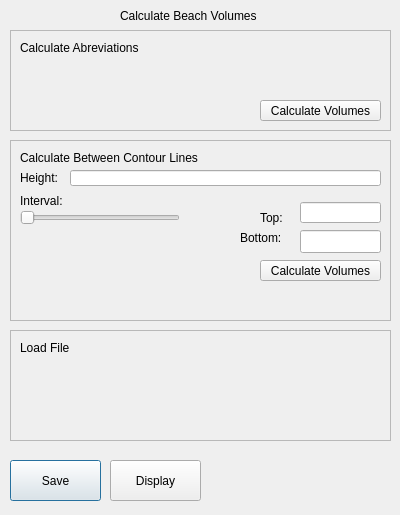
Old version of the form plugins/qCMAT/ui/ccVolumeTool.ui in the repository SuzanaLucia/qCMAT.
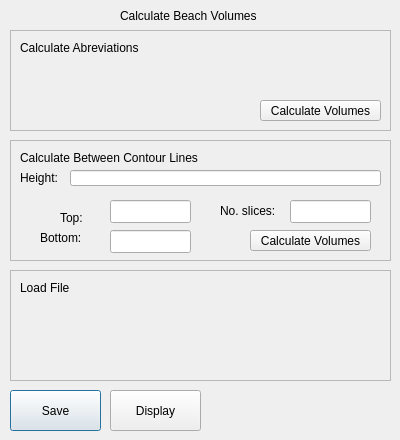
New version of the form.

What changed in the file:
```diff
--- a/plugins/qCMAT/ui/ccVolumeTool.ui
+++ b/plugins/qCMAT/ui/ccVolumeTool.ui
@@ -7,7 +7,7 @@
     <x>0</x>
     <y>0</y>
     <width>400</width>
-    <height>515</height>
+    <height>440</height>
    </rect>
   </property>
   <property name="windowTitle">
@@ -17,7 +17,7 @@
    <property name="geometry">
     <rect>
      <x>10</x>
-     <y>460</y>
+     <y>390</y>
      <width>91</width>
      <height>41</height>
     </rect>
@@ -30,7 +30,7 @@
    <property name="geometry">
     <rect>
      <x>110</x>
-     <y>460</y>
+     <y>390</y>
      <width>91</width>
      <height>41</height>
     </rect>
@@ -112,7 +112,7 @@
      <x>10</x>
      <y>140</y>
      <width>381</width>
-     <height>181</height>
+     <height>121</height>
     </rect>
    </property>
    <property name="frameShape">
@@ -124,8 +124,8 @@
    <widget class="QPushButton" name="CalcVolButton">
     <property name="geometry">
      <rect>
-      <x>250</x>
-      <y>120</y>
+      <x>240</x>
+      <y>90</y>
       <width>121</width>
       <height>21</height>
      </rect>
@@ -134,33 +134,10 @@
      <string>Calculate Volumes</string>
     </property>
    </widget>
-   <widget class="QSlider" name="horizontalSlider">
+   <widget class="QLineEdit" name="bottomInput">
     <property name="geometry">
      <rect>
-      <x>10</x>
-      <y>70</y>
-      <width>160</width>
-      <height>16</height>
-     </rect>
-    </property>
-    <property name="orientation">
-     <enum>Qt::Horizontal</enum>
-    </property>
-   </widget>
-   <widget class="QLineEdit" name="topText">
-    <property name="geometry">
-     <rect>
-      <x>290</x>
-      <y>62</y>
-      <width>81</width>
-      <height>21</height>
-     </rect>
-    </property>
-   </widget>
-   <widget class="QLineEdit" name="bottomText">
-    <property name="geometry">
-     <rect>
-      <x>290</x>
+      <x>100</x>
       <y>90</y>
       <width>81</width>
       <height>23</height>
@@ -170,7 +147,7 @@
    <widget class="QLabel" name="label_2">
     <property name="geometry">
      <rect>
-      <x>250</x>
+      <x>50</x>
       <y>70</y>
       <width>31</width>
       <height>16</height>
@@ -183,7 +160,7 @@
    <widget class="QLabel" name="label_3">
     <property name="geometry">
      <rect>
-      <x>230</x>
+      <x>30</x>
       <y>90</y>
       <width>59</width>
       <height>15</height>
@@ -196,14 +173,14 @@
    <widget class="QLabel" name="label_4">
     <property name="geometry">
      <rect>
-      <x>10</x>
-      <y>50</y>
-      <width>59</width>
+      <x>210</x>
+      <y>60</y>
+      <width>71</width>
       <height>21</height>
      </rect>
     </property>
     <property name="text">
-     <string>Interval:</string>
+     <string>No. slices:</string>
     </property>
    </widget>
    <widget class="QLabel" name="label_6">
@@ -245,12 +222,32 @@
      <bool>true</bool>
     </property>
    </widget>
+   <widget class="QLineEdit" name="topInput">
+    <property name="geometry">
+     <rect>
+      <x>100</x>
+      <y>60</y>
+      <width>81</width>
+      <height>23</height>
+     </rect>
+    </property>
+   </widget>
+   <widget class="QLineEdit" name="noSliceInput">
+    <property name="geometry">
+     <rect>
+      <x>280</x>
+      <y>60</y>
+      <width>81</width>
+      <height>23</height>
+     </rect>
+    </property>
+   </widget>
   </widget>
   <widget class="QFrame" name="frame_3">
    <property name="geometry">
     <rect>
      <x>10</x>
-     <y>330</y>
+     <y>270</y>
      <width>381</width>
      <height>111</height>
     </rect>
```
